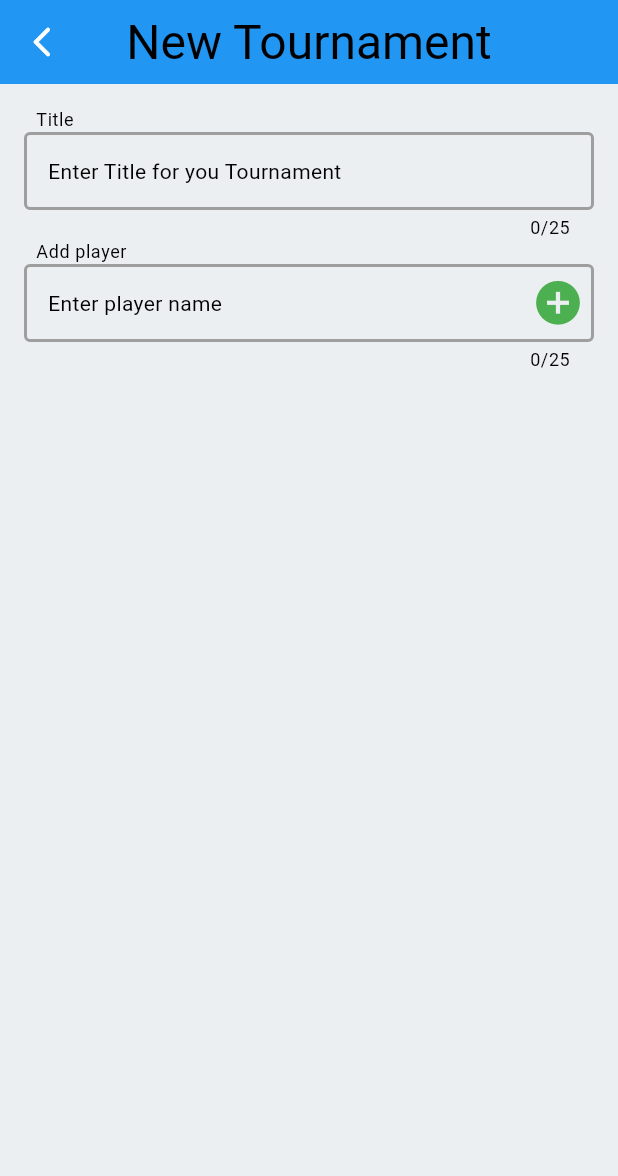
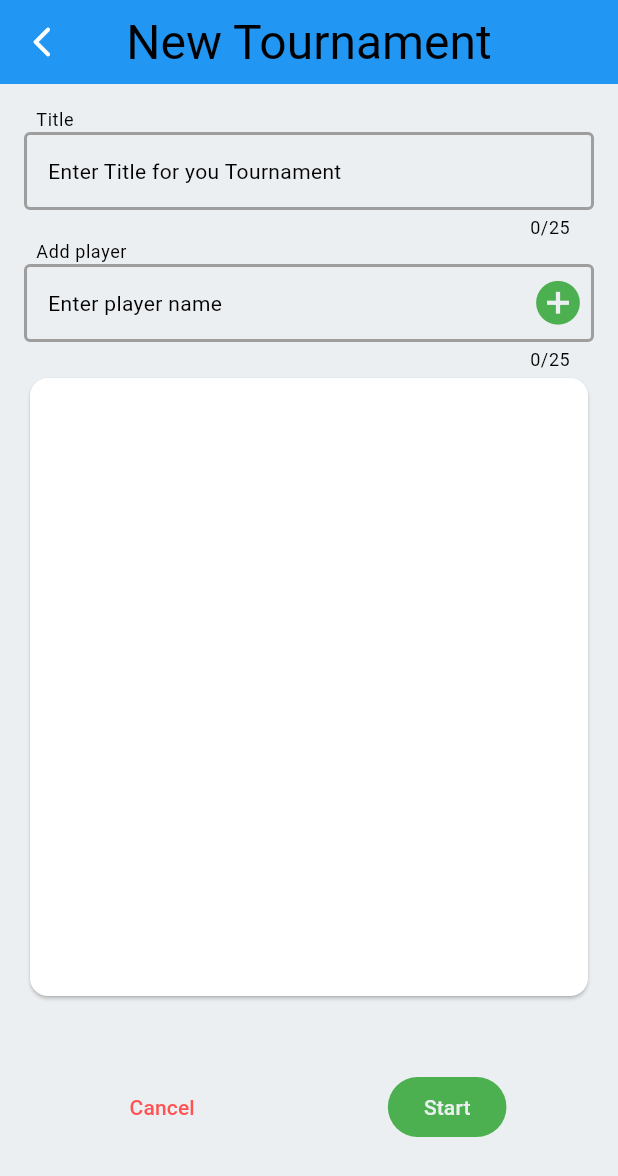
Before and after one commit to Mozgo-kontrol/uno_hero, a Flutter app: the CreateTournamentPage screen opened by its route, on a phone screen of 412 x 824 dp. Shown: the top 1176 px of the screen. Run offline on Flutter 3.47's test engine with Material 3 defaults, Android fonts, the phone set to English and light mode, and no system bars; our stand-ins replace bloc, flutter_bloc, get_it; missing offline and left inert: dart:ffi.

Commit message:
Create screens, widgets, routes

```diff
--- a/lib/presantation/create_tournament_page/widgets/create_tournament_page.dart
+++ b/lib/presantation/create_tournament_page/widgets/create_tournament_page.dart
@@ -18,6 +18,7 @@ class _CreateTournamentPageState extends State<CreateTournamentPage> {
 
   final TextEditingController titleController = TextEditingController();
   final TextEditingController playerNameController = TextEditingController();
+
   List<Player> players =[];
 
   void removePlayer(int id){
@@ -40,6 +41,7 @@ class _CreateTournamentPageState extends State<CreateTournamentPage> {
       }
     });
   }
+
   void showSnackBar(String message){
     ScaffoldMessenger.of(context).showSnackBar(
       SnackBar(content: Text(message)),
@@ -116,9 +118,10 @@ class _CreateTournamentPageState extends State<CreateTournamentPage> {
                 ),
               ),
             ),
-            SizedBox(
-              height: size.height * 0.3,
-              width: size.width,
+            Expanded(
+              flex: 3,
+              child: Card(
+
                 child: ListView.builder(
                   padding: const EdgeInsets.all(8),
                   itemCount: players.length,
@@ -156,11 +159,27 @@ class _CreateTournamentPageState extends State<CreateTournamentPage> {
                     );
                   },
                 ),
+              ),
+            ),
+            Expanded(
+              flex: 1,
+              child: Row(
+                crossAxisAlignment: CrossAxisAlignment.center,
+                mainAxisAlignment: MainAxisAlignment.spaceAround,
+                children: [
+                  TextButton(onPressed: () => {}, style: TextButton.styleFrom(
+              foregroundColor: Colors.redAccent,), child: Text("Cancel")),
+                  ElevatedButton(
+                    style: ElevatedButton.styleFrom(
+                      backgroundColor: Colors.green,
+                      elevation: 0,
+                    ),
+                    onPressed: () {},
+                    child: const Text("Start"),
+                  ),
+                ],
+              ),
             )
-
-
-
-
           ],
         ),
       ),
```
Lines whose indentation alone changed are shown as unchanged.
